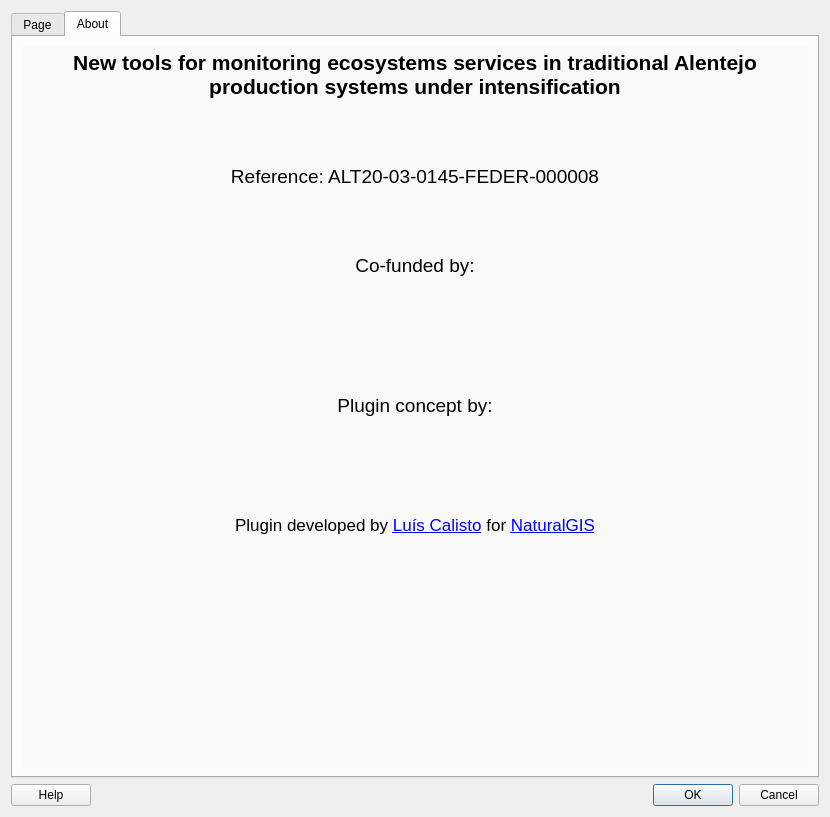
Above: mapping_ecosystem_services_dialog_base.ui from NaturalGIS/mapping_ecosystem_services before the change. Below: the same form after it.
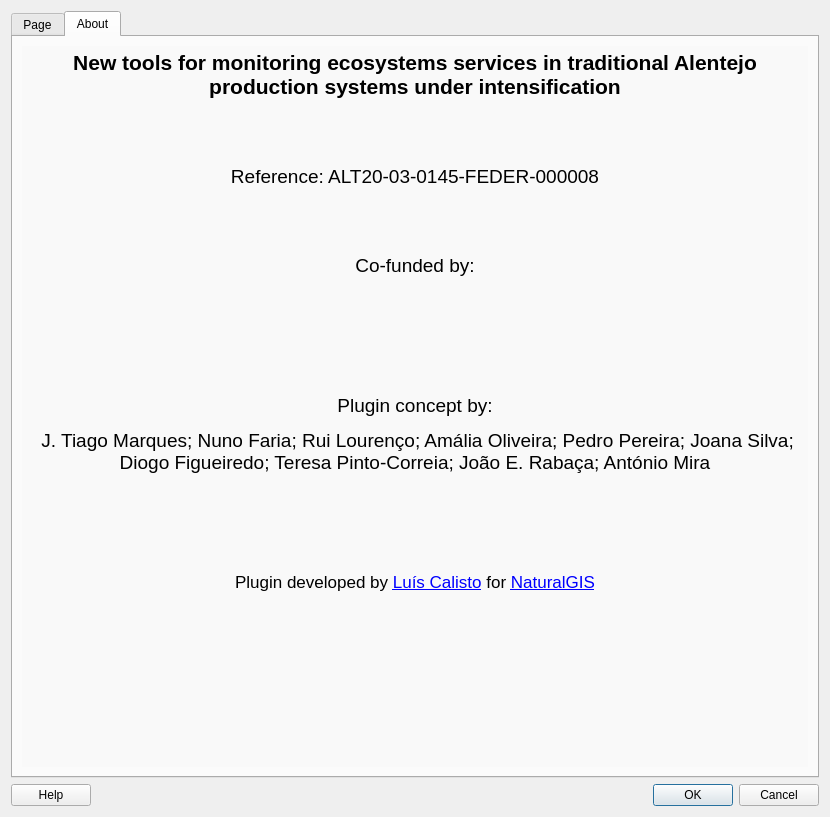
That is the form after the change. The open tabs and pages were chosen to show the change. Icons and pictures are not drawn.

Diff of the .ui file:
```diff
--- a/mapping_ecosystem_services_dialog_base.ui
+++ b/mapping_ecosystem_services_dialog_base.ui
@@ -382,6 +382,7 @@
 &lt;p align=&quot;center&quot; style=&quot; margin-top:12px; margin-bottom:12px; margin-left:0px; margin-right:0px; -qt-block-indent:0; text-indent:0px;&quot;&gt; &lt;img src=&quot;:/mapping_ecosystem_services/img/grupodelogosfinanciamento-06.png&quot; width=&quot;600&quot; /&gt; &lt;span style=&quot; font-size:14pt;&quot;&gt;&lt;br /&gt;&lt;/span&gt;&lt;/p&gt;
 &lt;p align=&quot;center&quot; style=&quot;-qt-paragraph-type:empty; margin-top:12px; margin-bottom:12px; margin-left:0px; margin-right:0px; -qt-block-indent:0; text-indent:0px;&quot;&gt;&lt;br /&gt;&lt;/p&gt;
 &lt;p align=&quot;center&quot; style=&quot; margin-top:12px; margin-bottom:12px; margin-left:0px; margin-right:0px; -qt-block-indent:0; text-indent:0px;&quot;&gt;&lt;span style=&quot; font-family:'Open Sans,Lucida Grande,Lucida Sans Unicode,Arial,Helvetica,Verdana,sans-serif'; font-size:14pt; color:#000000;&quot;&gt;Plugin concept by:&lt;/span&gt;&lt;/p&gt;
+&lt;p align=&quot;center&quot; style=&quot; margin-top:12px; margin-bottom:12px; margin-left:0px; margin-right:0px; -qt-block-indent:0; text-indent:0px;&quot;&gt;&lt;span style=&quot; font-family:'Open Sans,Lucida Grande,Lucida Sans Unicode,Arial,Helvetica,Verdana,sans-serif'; font-size:14pt; color:#000000;&quot;&gt; J. Tiago Marques; Nuno Faria; Rui Lourenço; Amália Oliveira; Pedro Pereira; Joana Silva; Diogo Figueiredo; Teresa Pinto-Correia; João E. Rabaça; António Mira&lt;/span&gt;&lt;/p&gt;
 &lt;p align=&quot;center&quot; style=&quot;-qt-paragraph-type:empty; margin-top:12px; margin-bottom:12px; margin-left:0px; margin-right:0px; -qt-block-indent:0; text-indent:0px;&quot;&gt;&lt;br /&gt;&lt;/p&gt;
 &lt;p align=&quot;center&quot; style=&quot; margin-top:12px; margin-bottom:12px; margin-left:0px; margin-right:0px; -qt-block-indent:0; text-indent:0px;&quot;&gt;&lt;a href=&quot;https://www.uevora.pt&quot;&gt;&lt;img src=&quot;:/mapping_ecosystem_services/img/uevora.png&quot; width=&quot;200&quot; /&gt;&lt;/a&gt;&lt;/p&gt;
 &lt;p align=&quot;center&quot; style=&quot; margin-top:12px; margin-bottom:12px; margin-left:0px; margin-right:0px; -qt-block-indent:0; text-indent:0px;&quot;&gt;&lt;span style=&quot; font-size:14pt;&quot;&gt;&lt;br /&gt;&lt;/span&gt;&lt;/p&gt;
```
